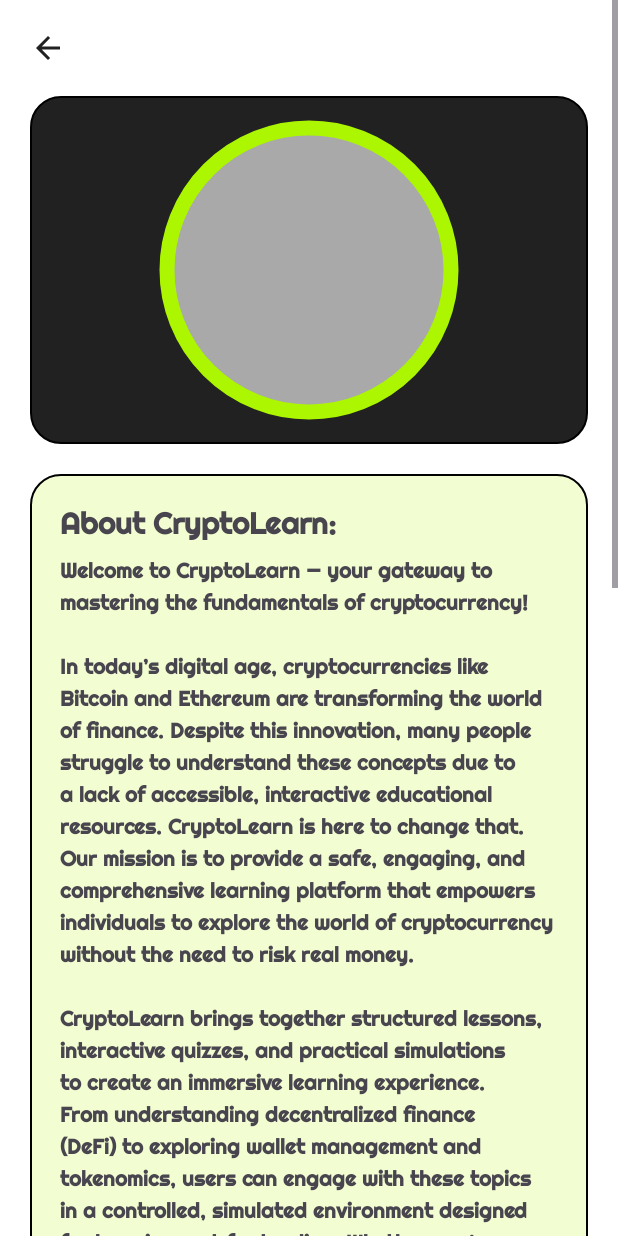
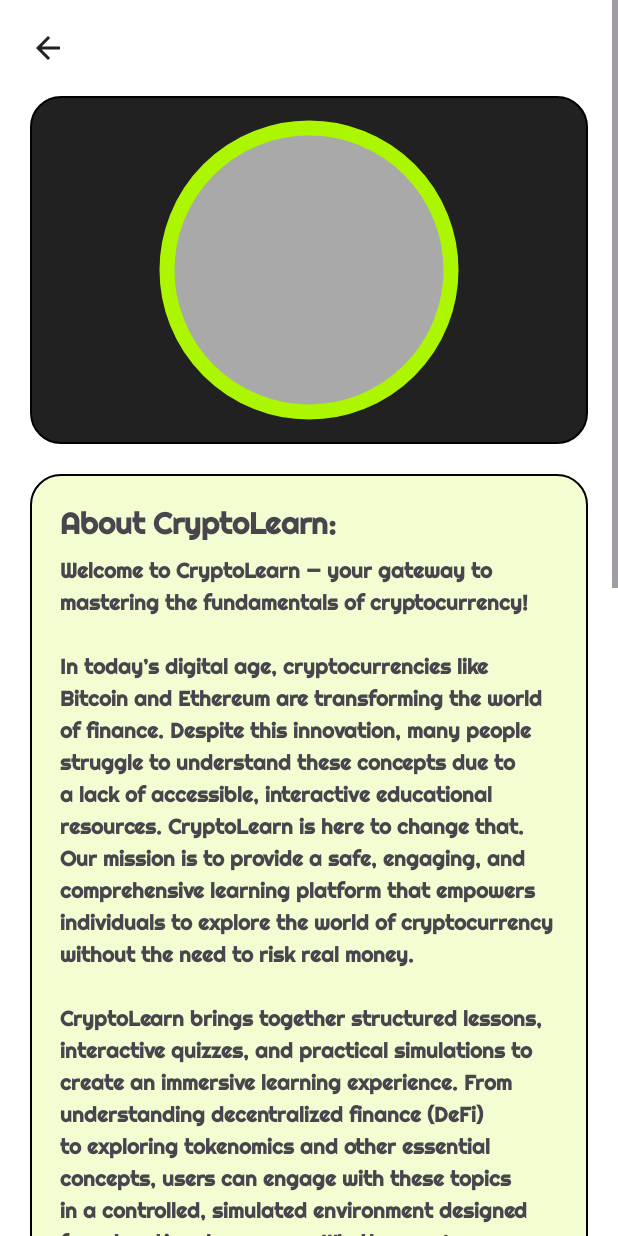
Before and after one commit to JSDevUno/CryptoLearnApp, an Android app: the About screen opened directly, with no data from a screen before it, on a phone screen of 412 x 824 dp. Run offline under Robolectric (Android 15) with nearby library versions, the phone set to English and light mode, and no system bars; Roboto replaces fonts that are not available here.

Commit message:
tangina nyo

```diff
--- a/app/src/main/res/values/strings.xml
+++ b/app/src/main/res/values/strings.xml
@@ -10,7 +10,7 @@
 
     In today’s digital age, cryptocurrencies like Bitcoin and Ethereum are transforming the world of finance. Despite this innovation, many people struggle to understand these concepts due to a lack of accessible, interactive educational resources. CryptoLearn is here to change that. Our mission is to provide a safe, engaging, and comprehensive learning platform that empowers individuals to explore the world of cryptocurrency without the need to risk real money.&lt;br/&gt;&lt;br/&gt;
 
-    CryptoLearn brings together structured lessons, interactive quizzes, and practical simulations to create an immersive learning experience. From understanding decentralized finance (DeFi) to exploring wallet management and tokenomics, users can engage with these topics in a controlled, simulated environment designed for learning, not for trading. Whether you’re just starting out or looking to deepen your understanding, CryptoLearn offers the tools to establish a solid foundation in cryptocurrency.&lt;br/&gt;&lt;br/&gt;
+    CryptoLearn brings together structured lessons, interactive quizzes, and practical simulations to create an immersive learning experience. From understanding decentralized finance (DeFi) to exploring tokenomics and other essential concepts, users can engage with these topics in a controlled, simulated environment designed for educational purposes. Whether you’re just starting out or looking to deepen your understanding, CryptoLearn offers the tools to establish a solid foundation in cryptocurrency.&lt;br/&gt;&lt;br/&gt;
 
     One of CryptoLearn’s standout features is its &lt;b&gt;Visual Pattern Recognition System (VPRS)&lt;/b&gt;. This educational tool allows users to study price charts and recognize basic chart patterns, helping them understand market trends in a risk-free setting. By integrating image processing algorithms, the VPRS breaks down complex concepts like bullish and bearish signals and key support and resistance levels. This feature makes learning interactive and intuitive, enabling users to explore fundamental technical analysis without the pressure of real-world trading. Designed to instill confidence and foundational knowledge, the VPRS is an ideal resource for anyone looking to gain a deeper understanding of market dynamics in cryptocurrency.&lt;br/&gt;&lt;br/&gt;
 
```
